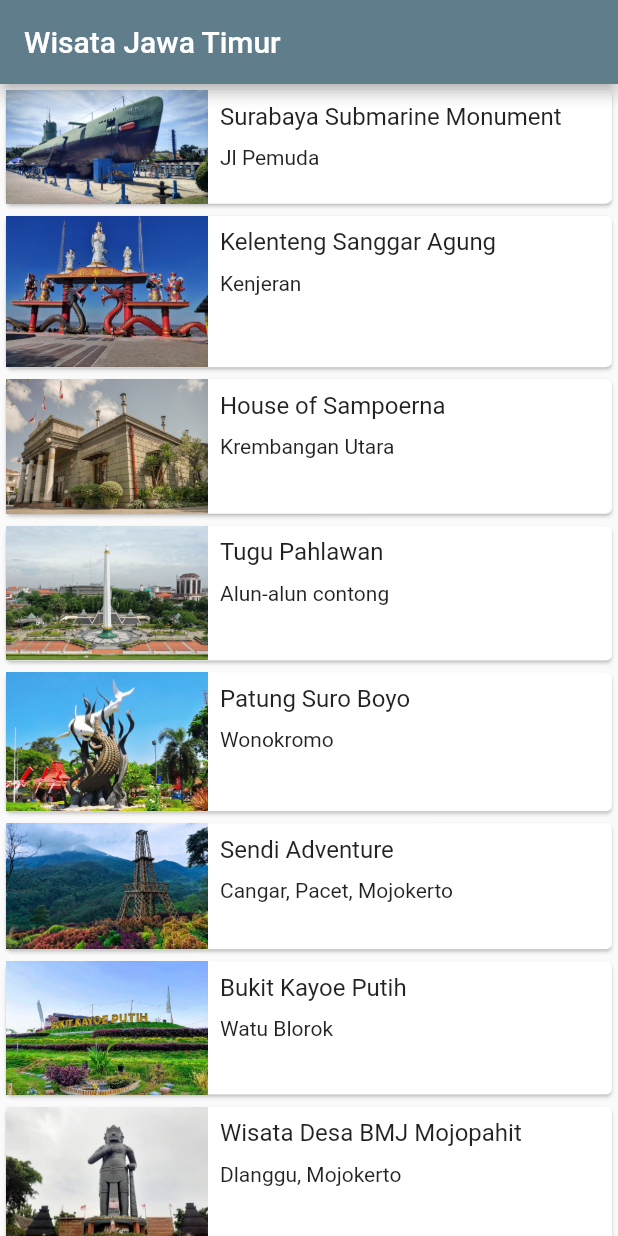
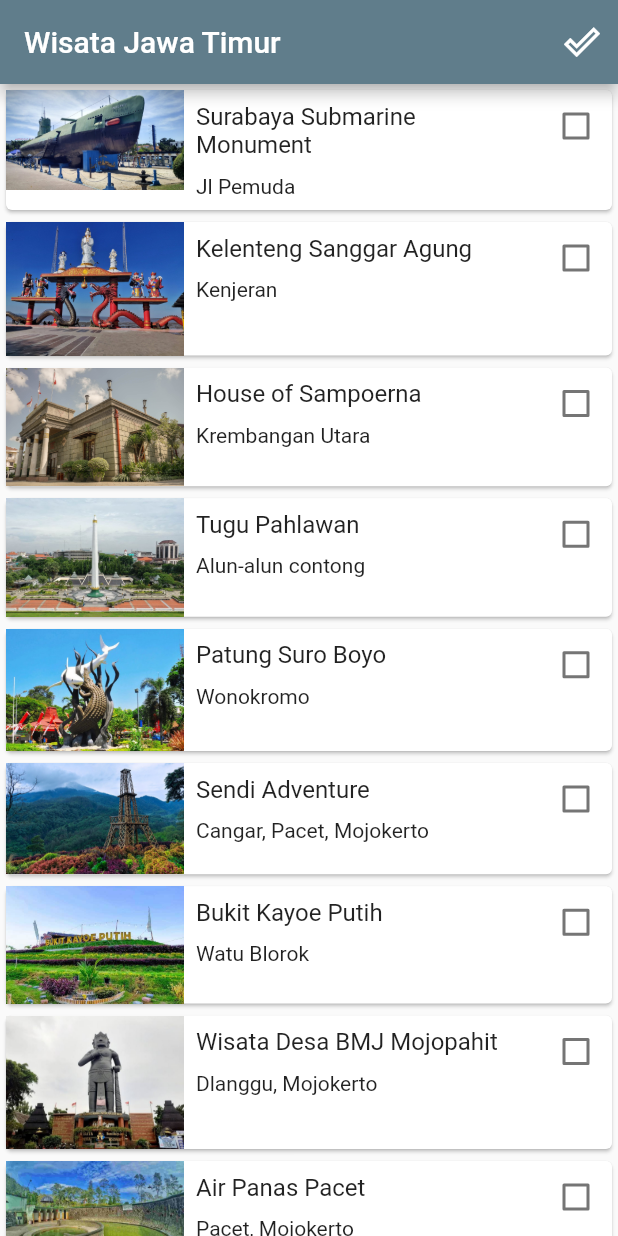
Before and after one commit to ex-dec/workshop_perangkat_bergerak, a Flutter app: the screen it shows after launch, on a phone screen of 412 x 824 dp. Run offline on Flutter 3.47's test engine with Material 2 defaults, Android fonts, the phone set to English and light mode, and no system bars.

Commit message:
initial commit of setstate

```diff
--- /dev/null
+++ b/lib/done_tourism_list.dart
@@ -0,0 +1,41 @@
+
+import 'package:flutter/material.dart';
+import 'package:workshop_perangkat_bergerak/model/tourism_place.dart';
+
+class DoneTourismList extends StatelessWidget {
+  final List<TourismPlace> doneTourismPlaceList;
+
+  const DoneTourismList({
+    Key? key,
+    required this.doneTourismPlaceList
+  }): super(key: key);
+
+  @override
+  Widget build(BuildContext context) {
+    return Scaffold(
+      appBar: AppBar(
+        title: const Text('Wisata Telah Dikunjungi'),
+      ),
+      body: ListView.builder(
+        itemBuilder: (context, index){
+          final TourismPlace place = doneTourismPlaceList[index];
+          return Card(
+            color: Colors.white60,
+            child: Row(
+              crossAxisAlignment: CrossAxisAlignment.start,
+              mainAxisAlignment: MainAxisAlignment.spaceBetween,
+              children: <Widget>[
+                Text(
+                  place.name,
+                  style: const TextStyle(fontSize: 16),
+                ),
+                const Icon(Icons.done_outline),
+              ],
+            ),
+          );
+        },
+        itemCount: doneTourismPlaceList.length,
+      ),
+    );
+  }
+}
--- /dev/null
+++ b/lib/list_item.dart
@@ -0,0 +1,57 @@
+import 'package:flutter/material.dart';
+import 'package:workshop_perangkat_bergerak/model/tourism_place.dart';
+
+class ListItem extends StatelessWidget {
+  final TourismPlace place;
+  final bool isDone;
+  final Function(bool? value) onCheckboxClick;
+
+  const ListItem({
+    required this.place,
+    required this.isDone,
+    required this.onCheckboxClick,
+  });
+
+  @override
+  Widget build(BuildContext context) {
+    return Card(
+      color: isDone ? Colors.white60 : Colors.white,
+      child: Row(
+        crossAxisAlignment: CrossAxisAlignment.start,
+        children: <Widget> [
+          Expanded(
+            flex: 1,
+            child: Image.asset(place.imageAsset),
+          ),
+          Expanded(
+            flex: 2,
+            child: Padding(
+              padding: const EdgeInsets.all(8),
+              child: Column(
+                crossAxisAlignment: CrossAxisAlignment.start,
+                mainAxisSize: MainAxisSize.min,
+                children: <Widget>[
+                  Text(
+                    place.name,
+                    style: const TextStyle(
+                        fontSize: 16
+                    ),
+                  ),
+                  const SizedBox(
+                    height: 10,
+                  ),
+                  Text(place.location),
+                ],
+              ),
+            ),
+          ),
+          Checkbox(
+            checkColor: Colors.blueAccent,
+            value: isDone,
+            onChanged: onCheckboxClick
+          ),
+        ],
+      ),
+    );
+  }
+}
--- a/lib/main.dart
+++ b/lib/main.dart
@@ -15,7 +15,7 @@ class MyApp extends StatelessWidget {
       theme: ThemeData(
         primarySwatch: Colors.blueGrey,
       ),
-      home: const MainScreen(),
+      home: MainScreen(),
     );
   }
 }
--- a/lib/main_screen.dart
+++ b/lib/main_screen.dart
@@ -1,65 +1,39 @@
 import 'package:flutter/material.dart';
-import 'package:workshop_perangkat_bergerak/detail_screen.dart';
+import 'package:workshop_perangkat_bergerak/done_tourism_list.dart';
 import 'package:workshop_perangkat_bergerak/model/tourism_place.dart';
+import 'package:workshop_perangkat_bergerak/tourism_list.dart';
 
-class MainScreen extends StatelessWidget {
+class MainScreen extends StatefulWidget {
   const MainScreen({super.key});
+
+  @override
+  _MainScreenState createState() => _MainScreenState();
+}
+
+class _MainScreenState extends State<MainScreen> {
+  final List<TourismPlace> doneTourismPlaceList = [];
 
   @override
   Widget build(BuildContext context){
     return Scaffold(
       appBar: AppBar(
         title: const Text("Wisata Jawa Timur"),
-      ),
-      body: ListView.builder(itemBuilder: (context, index){
-        final TourismPlace place = tourismPlaceList[index];
-        return InkWell(
-          onTap: () {
-            Navigator.push(context, MaterialPageRoute(builder: (context){
-              return DetailScreen(place: place);
-            }));
-          },
-          child: listItem(place),
-        );
-      },
-      itemCount: tourismPlaceList.length,
-      ),
-    );
-  }
-
-  Widget listItem(TourismPlace place){
-    return Card(
-      child: Row(
-        crossAxisAlignment: CrossAxisAlignment.start,
-        children: <Widget> [
-          Expanded(
-            flex: 1,
-            child: Image.asset(place.imageAsset),
-          ),
-          Expanded(
-            flex: 2,
-            child: Padding(
-              padding: const EdgeInsets.all(8),
-              child: Column(
-                crossAxisAlignment: CrossAxisAlignment.start,
-                mainAxisSize: MainAxisSize.min,
-                children: <Widget>[
-                  Text(
-                    place.name,
-                    style: const TextStyle(
-                      fontSize: 16
-                    ),
-                  ),
-                  const SizedBox(
-                    height: 10,
-                  ),
-                  Text(place.location),
-                ],
-              ),
-            ),
-          ),
+        actions: [
+          IconButton(
+            onPressed: (){
+              Navigator.push(
+                context,
+                MaterialPageRoute(builder: (context){
+                  return DoneTourismList(doneTourismPlaceList: doneTourismPlaceList);
+                }
+                )
+              );
+            },
+            icon: const Icon(Icons.done_outline)
+          )
         ],
       ),
+      body: TourismList(doneTourismPlaceList: doneTourismPlaceList,),
     );
   }
 }
--- a/lib/model/tourism_place.dart
+++ b/lib/model/tourism_place.dart
@@ -20,144 +20,3 @@ class TourismPlace {
     required this.gallery
   });
 }
-
-var tourismPlaceList = [
-  TourismPlace(
-      name: 'Surabaya Submarine Monument',
-      location: 'Jl Pemuda',
-      imageAsset: 'assets/images/submarine.jpg',
-      desc: 'Museum inside a decommisssioned Russion war submarine with tours & '
-            'an adjacent park with cafes. Clean and well maintained. Car park '
-            'cost 10k, entrace fee 15k/person. You can see KRI Pasopati there, '
-            'it is a russian whiskey class. You can also watch the video about '
-            'the Indonesian Navy at building beside the submarine',
-      day: 'Every day',
-      time: '08.00 - 16.00',
-      price: '10.000',
-      gallery: ['monkasel_1.jpg', 'monkasel_2.jpg', 'monkasel_3.jpg'],
-  ),
-  TourismPlace(
-      name: 'Kelenteng Sanggar Agung',
-      location: 'Kenjeran',
-      imageAsset: 'assets/images/klenteng.jpg',
-      desc: 'Kelenteng Sanggar Agung Kenjeran was built in the 18th century by '
-            'the Chinese community who lived in the Kenjeran area. The temple '
-            'building has traditional Chinese architecture with a three-layered '
-            'roof style decorated with ornaments such as dragon and cloud statues.',
-      day: 'Every day',
-      time: '07.00 - 20.00',
-      price: '5.000',
-      gallery: ['klenteng_1.jpg', 'klenteng_2.jpg', 'klenteng_3.jpg']
-  ),
-  TourismPlace(
-      name: 'House of Sampoerna',
-      location: 'Krembangan Utara',
-      imageAsset: 'assets/images/sampoerna.jpg',
-      desc: 'House of Sampoerna is a cultural and historical tourist attraction '
-            'located in Surabaya, East Java, Indonesia. It is situated in the '
-            'old tobacco factory complex of Sampoerna, a renowned Indonesian '
-            'cigarette brand. The House of Sampoerna is a museum and a cigarette'
-            'factory that offers visitors an insight into the history and '
-            'production of cigarettes in Indonesia.',
-      day: 'Every day',
-      time: '09.00 - 18.00',
-      price: '0',
-      gallery: ['sampoerna_1.jpg', 'sampoerna_2.jpg', 'sampoerna_3.jpg']
-  ),
-  TourismPlace(
-      name: 'Tugu Pahlawan',
-      location: 'Alun-alun contong',
-      imageAsset: 'assets/images/pahlawan.jpg',
-      desc: 'Tugu Pahlawan Surabaya, also known as the Heroes Monument, is a '
-            'landmark and a historical monument located in Surabaya, East Java, '
-            'Indonesia. It is dedicated to the brave soldiers who fought and '
-            'died during the Battle of Surabaya in 1945, which was a significant'
-            ' event in Indonesia\'s struggle for independence from Dutch colonial rule.',
-      day: 'Selasa - Minggu',
-      time: '08.00 - 15.00',
-      price: '5.000',
-      gallery: ['pahlawan_1.jpg', 'pahlawan_2.jpg', 'pahlawan_3.jpg']
-  ),
-  TourismPlace(
-      name: 'Patung Suro Boyo',
-      location: 'Wonokromo',
-      imageAsset: 'assets/images/sby.jpg',
-      desc: 'Suro Boyo Statue is a cultural and historical landmark located in '
-            'Surabaya, East Java, Indonesia. The statue depicts a legendary '
-            'creature from Javanese folklore called Suro, a mythical beast that '
-            'is said to inhabit the forests and mountains of Java. Suro is often'
-            ' associated with courage, strength, and power, and is considered a '
-            'symbol of protection and prosperity in Javanese culture.',
-      day: 'Every Day',
-      time: '24 Hours',
-      price: '0',
-      gallery: ['sby_1.jpg', 'sby_2.jpg', 'sby_3.jpg']
-  ),
-  TourismPlace(
-      name: 'Sendi Adventure',
-      location: 'Cangar, Pacet, Mojokerto',
-      imageAsset: 'assets/images/sendi.jpg',
-      desc: 'Sendi Adventure is an exciting outdoor recreational activity center'
-            ' located in Mojokerto, East Java, Indonesia. The center offers a '
-            'variety of activities and adventures that cater to people of all '
-            'ages and skill levels. The activities are designed to provide a '
-            'thrilling and unforgettable experience for visitors, while also '
-            'promoting the beauty of the natural environment in Mojokerto.',
-      day: 'Every Day',
-      time: '07.00 - 17.00',
-      price: '10.000',
-      gallery: ['sendi_1.jpg', 'sendi_2.jpg', 'sendi_3.jpg']
-  ),
-  TourismPlace(
-      name: 'Bukit Kayoe Putih',
-      location: 'Watu Blorok',
-      imageAsset: 'assets/images/kayoeputih.jpg',
-      desc: 'Bukit Kayu Putih is a beautiful hill located in Mojokerto, East '
-            'Java, Indonesia. The hill is covered with lush green forests and '
-            'offers a breathtaking panoramic view of the surrounding area. The'
-            ' name "Kayu Putih" means "white wood" in Indonesian, referring to'
-            ' the white bark of the trees that grow on the hill.',
-      day: 'Every Day',
-      time: '09.00 - 21.00',
-      price: '10.000',
-      gallery: ['kayoeputih_1.jpg', 'kayoeputih_2.jpg', 'kayoeputih_3.jpg']
-  ),
-  TourismPlace(
-      name: 'Wisata Desa BMJ Mojopahit',
-      location: 'Dlanggu, Mojokerto',
-      imageAsset: 'assets/images/wd.jpg',
-      desc: 'Bumi Mulyo Jati(BMJ) is one of tourism destination in Mojokerto. '
-            'It has cocoa production house and Majapahit Culture',
-      day: 'Every Day',
-      time: '08.00 - 16.30',
-      price: '15.000',
-      gallery: ['wd_1.jpg', 'wd_2.jpg', 'wd_3.jpg']
-  ),
-  TourismPlace(
-      name: 'Air Panas Pacet',
-      location: 'Pacet, Mojokerto',
-      imageAsset: 'assets/images/airpanas.jpg',
-      desc: 'The Pacet Hot Springs are located in a lush valley surrounded by '
-            'tropical forests and hills, providing visitors with breathtaking '
-            'views of the natural landscape. The hot springs are rich in '
-            'minerals, including sulfur and calcium, and are believed to have '
-            'therapeutic properties that can help treat various health conditions.',
-      day: 'Every Day',
-      time: '00.00 - 23.59',
-      price: '15.000',
-      gallery: ['airpanas_1.jpg', 'airpanas_2.jpg', 'airpanas_3.jpg']
-  ),
-  TourismPlace(
-      name: 'Patung Buddha Tidur',
-      location: 'Kawasan budaya trowulan, Mojokerto',
-      imageAsset: 'assets/images/buddha.jpg',
-      desc: 'The Sleeping Buddha Statue is a popular tourist attraction located '
-            'in Mojokerto, East Java, Indonesia. The statue is a representation '
-            'of Buddha in a reclining position, which is a common pose in '
-            'Buddhist art.',
-      day: 'Every Day',
-      time: '06.00 - 17.00',
-      price: '5.000',
-      gallery: ['buddha_1.jpg', 'buddha_2.jpg', 'buddha_3.jpg']
-  ),
-];
--- /dev/null
+++ b/lib/tourism_list.dart
@@ -0,0 +1,192 @@
+import 'package:flutter/material.dart';
+import 'package:workshop_perangkat_bergerak/list_item.dart';
+
+import 'detail_screen.dart';
+import 'model/tourism_place.dart';
+
+class TourismList extends StatefulWidget {
+  final List<TourismPlace> doneTourismPlaceList;
+
+  const TourismList({
+    Key? key,
+    required this.doneTourismPlaceList
+  }): super(key: key);
+
+  @override
+  _TourismListState createState() => _TourismListState(doneTourismPlaceList);
+}
+
+class _TourismListState extends State<TourismList>{
+  final List<TourismPlace> doneTourismPlaceList;
+  final List<TourismPlace> tourismPlaceList = [
+    TourismPlace(
+      name: 'Surabaya Submarine Monument',
+      location: 'Jl Pemuda',
+      imageAsset: 'assets/images/submarine.jpg',
+      desc: 'Museum inside a decommisssioned Russion war submarine with tours & '
+          'an adjacent park with cafes. Clean and well maintained. Car park '
+          'cost 10k, entrace fee 15k/person. You can see KRI Pasopati there, '
+          'it is a russian whiskey class. You can also watch the video about '
+          'the Indonesian Navy at building beside the submarine',
+      day: 'Every day',
+      time: '08.00 - 16.00',
+      price: '10.000',
+      gallery: ['monkasel_1.jpg', 'monkasel_2.jpg', 'monkasel_3.jpg'],
+    ),
+    TourismPlace(
+        name: 'Kelenteng Sanggar Agung',
+        location: 'Kenjeran',
+        imageAsset: 'assets/images/klenteng.jpg',
+        desc: 'Kelenteng Sanggar Agung Kenjeran was built in the 18th century by '
+            'the Chinese community who lived in the Kenjeran area. The temple '
+            'building has traditional Chinese architecture with a three-layered '
+            'roof style decorated with ornaments such as dragon and cloud statues.',
+        day: 'Every day',
+        time: '07.00 - 20.00',
+        price: '5.000',
+        gallery: ['klenteng_1.jpg', 'klenteng_2.jpg', 'klenteng_3.jpg']
+    ),
+    TourismPlace(
+        name: 'House of Sampoerna',
+        location: 'Krembangan Utara',
+        imageAsset: 'assets/images/sampoerna.jpg',
+        desc: 'House of Sampoerna is a cultural and historical tourist attraction '
+            'located in Surabaya, East Java, Indonesia. It is situated in the '
+            'old tobacco factory complex of Sampoerna, a renowned Indonesian '
+            'cigarette brand. The House of Sampoerna is a museum and a cigarette'
+            'factory that offers visitors an insight into the history and '
+            'production of cigarettes in Indonesia.',
+        day: 'Every day',
+        time: '09.00 - 18.00',
+        price: '0',
+        gallery: ['sampoerna_1.jpg', 'sampoerna_2.jpg', 'sampoerna_3.jpg']
+    ),
+    TourismPlace(
+        name: 'Tugu Pahlawan',
+        location: 'Alun-alun contong',
+        imageAsset: 'assets/images/pahlawan.jpg',
+        desc: 'Tugu Pahlawan Surabaya, also known as the Heroes Monument, is a '
+            'landmark and a historical monument located in Surabaya, East Java, '
+            'Indonesia. It is dedicated to the brave soldiers who fought and '
+            'died during the Battle of Surabaya in 1945, which was a significant'
+            ' event in Indonesia\'s struggle for independence from Dutch colonial rule.',
+        day: 'Selasa - Minggu',
+        time: '08.00 - 15.00',
+        price: '5.000',
+        gallery: ['pahlawan_1.jpg', 'pahlawan_2.jpg', 'pahlawan_3.jpg']
+    ),
+    TourismPlace(
+        name: 'Patung Suro Boyo',
+        location: 'Wonokromo',
+        imageAsset: 'assets/images/sby.jpg',
+        desc: 'Suro Boyo Statue is a cultural and historical landmark located in '
+            'Surabaya, East Java, Indonesia. The statue depicts a legendary '
+            'creature from Javanese folklore called Suro, a mythical beast that '
+            'is said to inhabit the forests and mountains of Java. Suro is often'
+            ' associated with courage, strength, and power, and is considered a '
+            'symbol of protection and prosperity in Javanese culture.',
+        day: 'Every Day',
+        time: '24 Hours',
+        price: '0',
+        gallery: ['sby_1.jpg', 'sby_2.jpg', 'sby_3.jpg']
+    ),
+    TourismPlace(
+        name: 'Sendi Adventure',
+        location: 'Cangar, Pacet, Mojokerto',
+        imageAsset: 'assets/images/sendi.jpg',
+        desc: 'Sendi Adventure is an exciting outdoor recreational activity center'
+            ' located in Mojokerto, East Java, Indonesia. The center offers a '
+            'variety of activities and adventures that cater to people of all '
+            'ages and skill levels. The activities are designed to provide a '
+            'thrilling and unforgettable experience for visitors, while also '
+            'promoting the beauty of the natural environment in Mojokerto.',
+        day: 'Every Day',
+        time: '07.00 - 17.00',
+        price: '10.000',
+        gallery: ['sendi_1.jpg', 'sendi_2.jpg', 'sendi_3.jpg']
+    ),
+    TourismPlace(
+        name: 'Bukit Kayoe Putih',
+        location: 'Watu Blorok',
+        imageAsset: 'assets/images/kayoeputih.jpg',
+        desc: 'Bukit Kayu Putih is a beautiful hill located in Mojokerto, East '
+            'Java, Indonesia. The hill is covered with lush green forests and '
+            'offers a breathtaking panoramic view of the surrounding area. The'
+            ' name "Kayu Putih" means "white wood" in Indonesian, referring to'
+            ' the white bark of the trees that grow on the hill.',
+        day: 'Every Day',
+        time: '09.00 - 21.00',
+        price: '10.000',
+        gallery: ['kayoeputih_1.jpg', 'kayoeputih_2.jpg', 'kayoeputih_3.jpg']
+    ),
+    TourismPlace(
+        name: 'Wisata Desa BMJ Mojopahit',
+        location: 'Dlanggu, Mojokerto',
+        imageAsset: 'assets/images/wd.jpg',
+        desc: 'Bumi Mulyo Jati(BMJ) is one of tourism destination in Mojokerto. '
+            'It has cocoa production house and Majapahit Culture',
+        day: 'Every Day',
+        time: '08.00 - 16.30',
+        price: '15.000',
+        gallery: ['wd_1.jpg', 'wd_2.jpg', 'wd_3.jpg']
+    ),
+    TourismPlace(
+        name: 'Air Panas Pacet',
+        location: 'Pacet, Mojokerto',
+        imageAsset: 'assets/images/airpanas.jpg',
+        desc: 'The Pacet Hot Springs are located in a lush valley surrounded by '
+            'tropical forests and hills, providing visitors with breathtaking '
+            'views of the natural landscape. The hot springs are rich in '
+            'minerals, including sulfur and calcium, and are believed to have '
+            'therapeutic properties that can help treat various health conditions.',
+        day: 'Every Day',
+        time: '00.00 - 23.59',
+        price: '15.000',
+        gallery: ['airpanas_1.jpg', 'airpanas_2.jpg', 'airpanas_3.jpg']
+    ),
+    TourismPlace(
+        name: 'Patung Buddha Tidur',
+        location: 'Kawasan budaya trowulan, Mojokerto',
+        imageAsset: 'assets/images/buddha.jpg',
+        desc: 'The Sleeping Buddha Statue is a popular tourist attraction located '
+            'in Mojokerto, East Java, Indonesia. The statue is a representation '
+            'of Buddha in a reclining position, which is a common pose in '
+            'Buddhist art.',
+        day: 'Every Day',
+        time: '06.00 - 17.00',
+        price: '5.000',
+        gallery: ['buddha_1.jpg', 'buddha_2.jpg', 'buddha_3.jpg']
+    ),
+  ];
+
+  _TourismListState(this.doneTourismPlaceList);
+
+  @override
+  Widget build(BuildContext context) {
+    return ListView.builder(itemBuilder: (context, index){
+      final TourismPlace place = tourismPlaceList[index];
+      return InkWell(
+        onTap: () {
+          Navigator.push(context, MaterialPageRoute(builder: (context){
+            return DetailScreen(place: place);
+          }));
+        },
+        child: ListItem(
+          place: place,
+          isDone: doneTourismPlaceList.contains(place),
+          onCheckboxClick: (bool? value){
+            setState(() {
+              if(value!=null) {
+                value
+                    ? doneTourismPlaceList.add(place)
+                    : doneTourismPlaceList.remove(place);
+              }
+            });
+          },
+        ),
+      );
+    },
+    itemCount: tourismPlaceList.length,
+    );
+  }
+}
```
